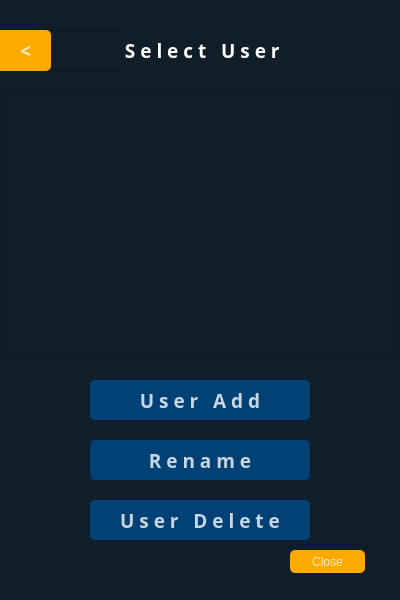
Before: the Qt Designer form ui/useredit.ui in cach007/face_findeer, drawn with Qt 5.
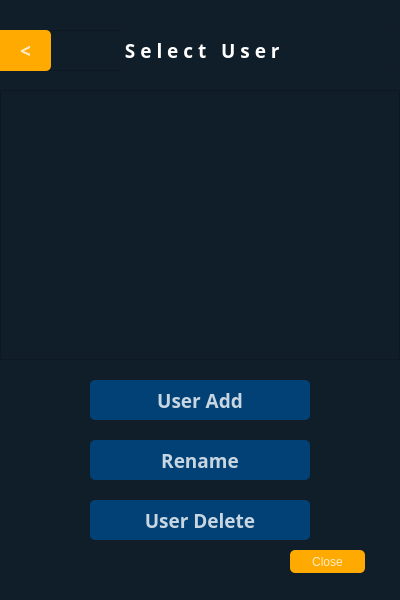
After: the same form once the commit is applied. Icons and pictures are not drawn.

Diff of the .ui file:
```diff
--- a/ui/useredit.ui
+++ b/ui/useredit.ui
@@ -115,7 +115,17 @@
 </string>
     </property>
     <property name="text">
-     <string>U s e r   A d d</string>
+     <string>User Add</string>
+    </property>
+    <property name="icon">
+     <iconset resource="../img/img.qrc">
+      <normaloff>:/newPrefix/add-friend.png</normaloff>:/newPrefix/add-friend.png</iconset>
+    </property>
+    <property name="iconSize">
+     <size>
+      <width>35</width>
+      <height>35</height>
+     </size>
     </property>
    </widget>
    <widget class="QPushButton" name="pushButton_2">
@@ -153,7 +163,17 @@
 </string>
     </property>
     <property name="text">
-     <string>U s e r   D e l e t e</string>
+     <string>User Delete</string>
+    </property>
+    <property name="icon">
+     <iconset resource="../img/img.qrc">
+      <normaloff>:/newPrefix/remove-user.png</normaloff>:/newPrefix/remove-user.png</iconset>
+    </property>
+    <property name="iconSize">
+     <size>
+      <width>35</width>
+      <height>35</height>
+     </size>
     </property>
    </widget>
    <widget class="QFrame" name="frame">
@@ -275,7 +295,17 @@
 </string>
     </property>
     <property name="text">
-     <string>R e n a m e</string>
+     <string>Rename</string>
+    </property>
+    <property name="icon">
+     <iconset resource="../img/img.qrc">
+      <normaloff>:/newPrefix/shift.png</normaloff>:/newPrefix/shift.png</iconset>
+    </property>
+    <property name="iconSize">
+     <size>
+      <width>35</width>
+      <height>35</height>
+     </size>
     </property>
    </widget>
   </widget>
```
Left out of the diff: 4 changed lines with no effect on the pictures.
